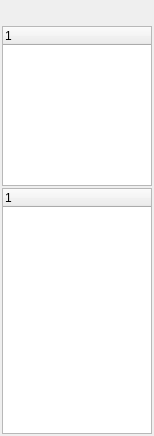
Old version of the form src/GuiShareLocal.ui in the repository hwgao/beebeep.
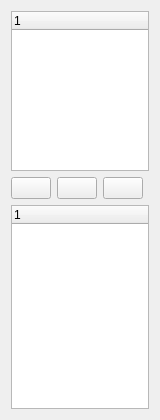
New version of the form. Icons and pictures are not drawn.

```diff
--- a/src/GuiShareLocal.ui
+++ b/src/GuiShareLocal.ui
@@ -6,22 +6,37 @@
    <rect>
     <x>0</x>
     <y>0</y>
-    <width>154</width>
-    <height>436</height>
+    <width>136</width>
+    <height>420</height>
    </rect>
   </property>
   <property name="windowTitle">
    <string>Form</string>
   </property>
   <layout class="QGridLayout" name="gridLayout">
-   <property name="margin">
-    <number>2</number>
-   </property>
-   <property name="spacing">
-    <number>2</number>
-   </property>
-   <item row="0" column="0">
-    <widget class="QPushButton" name="mp_pbAdd">
+   <item row="0" column="0" colspan="4">
+    <widget class="QTreeWidget" name="mp_twMyShares">
+     <property name="maximumSize">
+      <size>
+       <width>16777215</width>
+       <height>160</height>
+      </size>
+     </property>
+     <property name="baseSize">
+      <size>
+       <width>120</width>
+       <height>0</height>
+      </size>
+     </property>
+     <column>
+      <property name="text">
+       <string notr="true">1</string>
+      </property>
+     </column>
+    </widget>
+   </item>
+   <item row="1" column="0">
+    <widget class="QPushButton" name="mp_pbAddFile">
      <property name="sizePolicy">
       <sizepolicy hsizetype="Fixed" vsizetype="Fixed">
        <horstretch>0</horstretch>
@@ -36,11 +51,31 @@
        <normaloff>:/images/add.png</normaloff>:/images/add.png</iconset>
      </property>
      <property name="flat">
-      <bool>true</bool>
+      <bool>false</bool>
      </property>
     </widget>
    </item>
-   <item row="0" column="1">
+   <item row="1" column="1">
+    <widget class="QPushButton" name="mp_pbAddFolder">
+     <property name="sizePolicy">
+      <sizepolicy hsizetype="Fixed" vsizetype="Fixed">
+       <horstretch>0</horstretch>
+       <verstretch>0</verstretch>
+      </sizepolicy>
+     </property>
+     <property name="text">
+      <string/>
+     </property>
+     <property name="icon">
+      <iconset resource="beebeep.qrc">
+       <normaloff>:/images/folder-add.png</normaloff>:/images/folder-add.png</iconset>
+     </property>
+     <property name="flat">
+      <bool>false</bool>
+     </property>
+    </widget>
+   </item>
+   <item row="1" column="2">
     <widget class="QPushButton" name="mp_pbRemove">
      <property name="sizePolicy">
       <sizepolicy hsizetype="Fixed" vsizetype="Fixed">
@@ -55,12 +90,18 @@
       <iconset resource="beebeep.qrc">
        <normaloff>:/images/disconnect.png</normaloff>:/images/disconnect.png</iconset>
      </property>
+     <property name="iconSize">
+      <size>
+       <width>16</width>
+       <height>16</height>
+      </size>
+     </property>
      <property name="flat">
-      <bool>true</bool>
+      <bool>false</bool>
      </property>
     </widget>
    </item>
-   <item row="0" column="2">
+   <item row="1" column="3">
     <spacer name="horizontalSpacer">
      <property name="orientation">
       <enum>Qt::Horizontal</enum>
@@ -73,22 +114,7 @@
      </property>
     </spacer>
    </item>
-   <item row="1" column="0" colspan="3">
-    <widget class="QTreeWidget" name="mp_twMyShares">
-     <property name="maximumSize">
-      <size>
-       <width>16777215</width>
-       <height>160</height>
-      </size>
-     </property>
-     <column>
-      <property name="text">
-       <string notr="true">1</string>
-      </property>
-     </column>
-    </widget>
-   </item>
-   <item row="2" column="0" colspan="3">
+   <item row="2" column="0" colspan="4">
     <widget class="QTreeWidget" name="mp_twLocalShares">
      <column>
       <property name="text">
```
Left out of the diff: 10 changed lines with no effect on the pictures.
